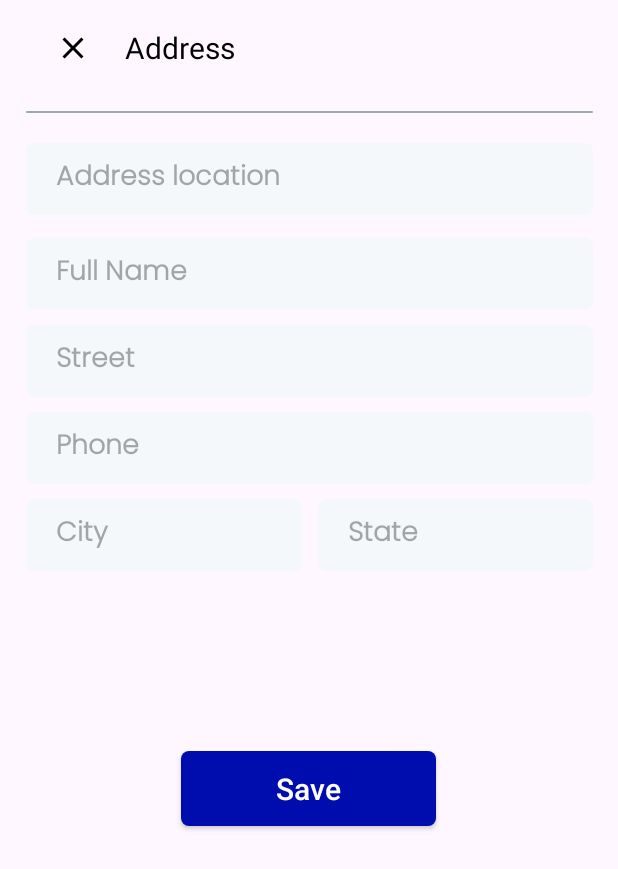
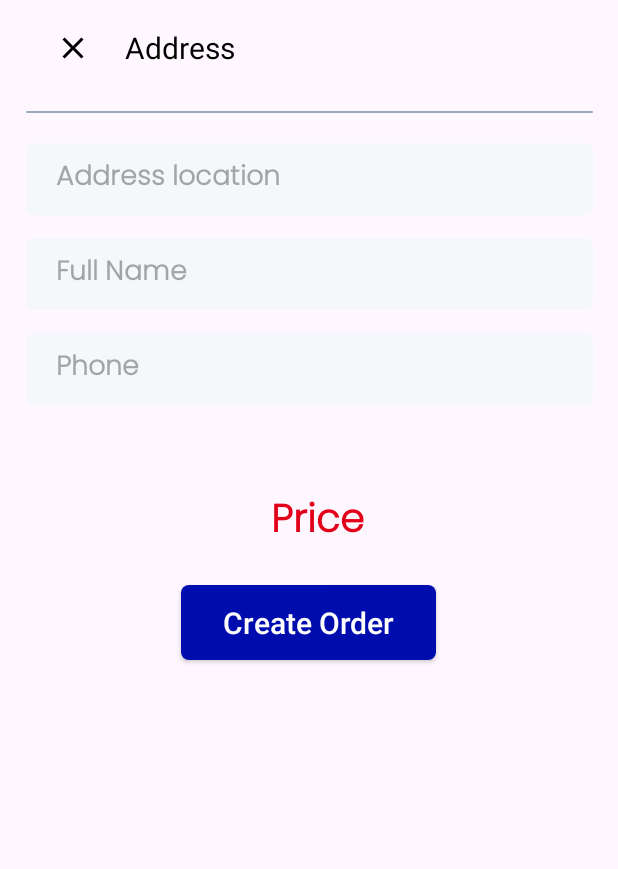
Before and after one commit to tungha262/baitaplon, an Android app: the layout fragment_checkout.xml on its own in the app's theme, with its tools: preview values and no code run, on a phone screen of 412 x 824 dp. Shown: the top 869 px of the screen. Run offline under Robolectric (Android 15) with nearby library versions, the phone set to English and light mode, and no system bars; network calls fail.

Commit message:
Add create order

```diff
--- a/app/src/main/java/com/example/baitaplon/adapter/CartAdapter.kt
+++ b/app/src/main/java/com/example/baitaplon/adapter/CartAdapter.kt
@@ -89,6 +89,8 @@ class CartAdapter(private val context: Context, private val products: MutableLis
         }
     }
 
+
+
     private fun Int?.formatPrice(): String {
         val price = this.toString()
         val stringBuilder = StringBuilder()
--- a/app/src/main/res/layout/fargment_address.xml
+++ b/app/src/main/res/layout/fragment_checkout.xml
@@ -57,7 +57,7 @@
         app:layout_constraintTop_toBottomOf="@id/toolbarAddresses" />
 
     <EditText
-        android:id="@+id/edAddressTitle"
+        android:id="@+id/edAddress"
         android:layout_width="0dp"
         android:layout_height="48dp"
         android:background="@drawable/white_background"
@@ -87,25 +87,8 @@
         android:textStyle="bold"
         app:layout_constraintEnd_toEndOf="@id/guideline2"
         app:layout_constraintStart_toStartOf="@id/guideline1"
-        app:layout_constraintTop_toBottomOf="@+id/edAddressTitle"
+        app:layout_constraintTop_toBottomOf="@+id/edAddress"
         android:layout_marginTop="15dp"/>
-
-    <EditText
-        android:id="@+id/edStreet"
-        android:layout_width="0dp"
-        android:layout_height="48dp"
-        android:layout_marginTop="10dp"
-        android:background="@drawable/white_background"
-        android:fontFamily="@font/poppins_light"
-        android:gravity="start|center_vertical"
-        android:hint="Street"
-        android:paddingStart="20dp"
-        android:paddingEnd="20dp"
-        android:singleLine="true"
-        android:textStyle="bold"
-        app:layout_constraintEnd_toEndOf="@id/guideline2"
-        app:layout_constraintStart_toStartOf="@id/guideline1"
-        app:layout_constraintTop_toBottomOf="@id/edFullName" />
 
     <LinearLayout
         android:id="@+id/linear"
@@ -115,68 +98,54 @@
         app:layout_constraintHorizontal_bias="0.484"
         app:layout_constraintStart_toStartOf="@id/guideline1"
         app:layout_constraintTop_toBottomOf="@+id/edPhone"
-        android:orientation="horizontal">
+        android:orientation="horizontal"/>
 
-        <EditText
-            android:id="@+id/edCity"
-            android:layout_width="378dp"
-            android:layout_height="48dp"
-            android:background="@drawable/white_background"
-            android:fontFamily="@font/poppins_light"
-            android:gravity="start|center_vertical"
-            android:hint="City"
-            android:paddingStart="20dp"
-            android:paddingEnd="20dp"
-            android:singleLine="true"
-            android:textStyle="bold"
-            android:layout_marginTop="10dp"
-            android:layout_weight="1"
-            android:layout_marginEnd="5dp" />
-
-        <EditText
-            android:id="@+id/edState"
-            android:layout_width="378dp"
-            android:layout_height="48dp"
-            android:background="@drawable/white_background"
-            android:fontFamily="@font/poppins_light"
-            android:gravity="start|center_vertical"
-            android:hint="State"
-            android:paddingStart="20dp"
-            android:paddingEnd="20dp"
-            android:singleLine="true"
-            android:textStyle="bold"
-            android:layout_marginTop="10dp"
-            android:layout_weight="1"
-            android:layout_marginStart="5dp"/>
-
-    </LinearLayout>
     <EditText
         android:id="@+id/edPhone"
         android:layout_width="0dp"
         android:layout_height="48dp"
         android:background="@drawable/white_background"
         android:fontFamily="@font/poppins_light"
-        android:layout_marginTop="10dp"
         android:gravity="start|center_vertical"
         android:hint="Phone"
+        android:layout_marginTop="15dp"
         android:paddingStart="20dp"
         android:paddingEnd="20dp"
         android:phoneNumber="true"
         android:singleLine="true"
         android:textStyle="bold"
+        app:layout_constraintTop_toBottomOf="@+id/edFullName"
         app:layout_constraintEnd_toStartOf="@+id/guideline2"
         app:layout_constraintStart_toStartOf="@+id/guideline1"
-        app:layout_constraintTop_toBottomOf="@+id/edStreet"
-        tools:ignore="Deprecated" />
+        tools:ignore="Deprecated"
+        tools:layout_editor_absoluteY="274dp" />
 
-
+    <TextView
+        android:id="@+id/tvCheckoutPrice"
+        android:layout_width="0dp"
+        android:layout_height="48dp"
+        android:layout_marginStart="50dp"
+        android:layout_marginEnd="50dp"
+        android:layout_marginTop="4dp"
+        android:fontFamily="@font/poppins_light"
+        android:text="Price"
+        android:textColor="#E30019"
+        android:textSize="26sp"
+        app:layout_constraintEnd_toEndOf="@id/guideline2"
+        app:layout_constraintStart_toStartOf="@id/guideline1"
+        app:layout_constraintBottom_toTopOf="@id/buttonSave"
+        android:gravity="center_horizontal"
+        android:layout_marginBottom="15dp"
+        app:layout_constraintHorizontal_bias="0"
+        android:textStyle="bold"
+        app:layout_constraintWidth_percent="0.7" />
     <androidx.appcompat.widget.AppCompatButton
         android:id="@+id/buttonSave"
         android:layout_width="170dp"
         android:layout_height="50dp"
         android:layout_marginTop="120dp"
         android:background="@drawable/blue_background"
-        android:text="Save"
+        android:text="Create Order"
         android:textAllCaps="false"
         android:textColor="@color/white"
         android:textSize="20sp"
```
Also changed, not shown: app/src/main/java/com/example/baitaplon/Server/ServerService.kt (+47 -0 lines), app/src/main/java/com/example/baitaplon/fragments/shopping/CartFragment.kt (+12 -1 lines), app/src/main/java/com/example/baitaplon/fragments/shopping/CheckoutFragment.kt (added, +90 -0 lines), app/src/main/res/navigation/shopping_graph.xml (+9 -8 lines).
